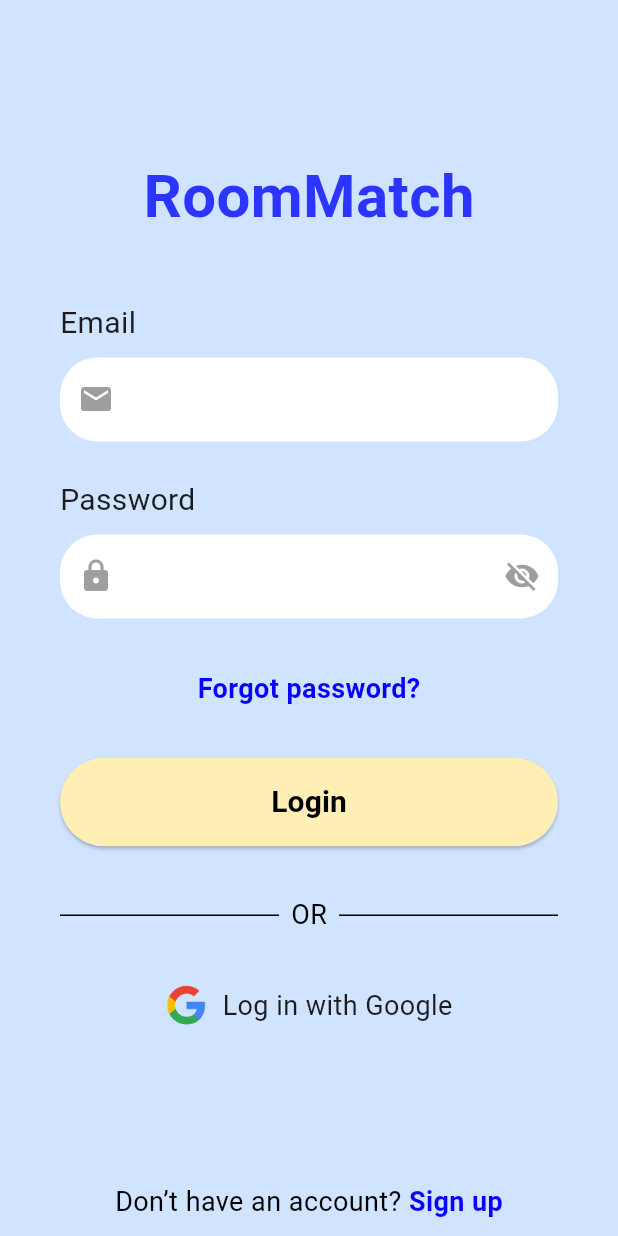
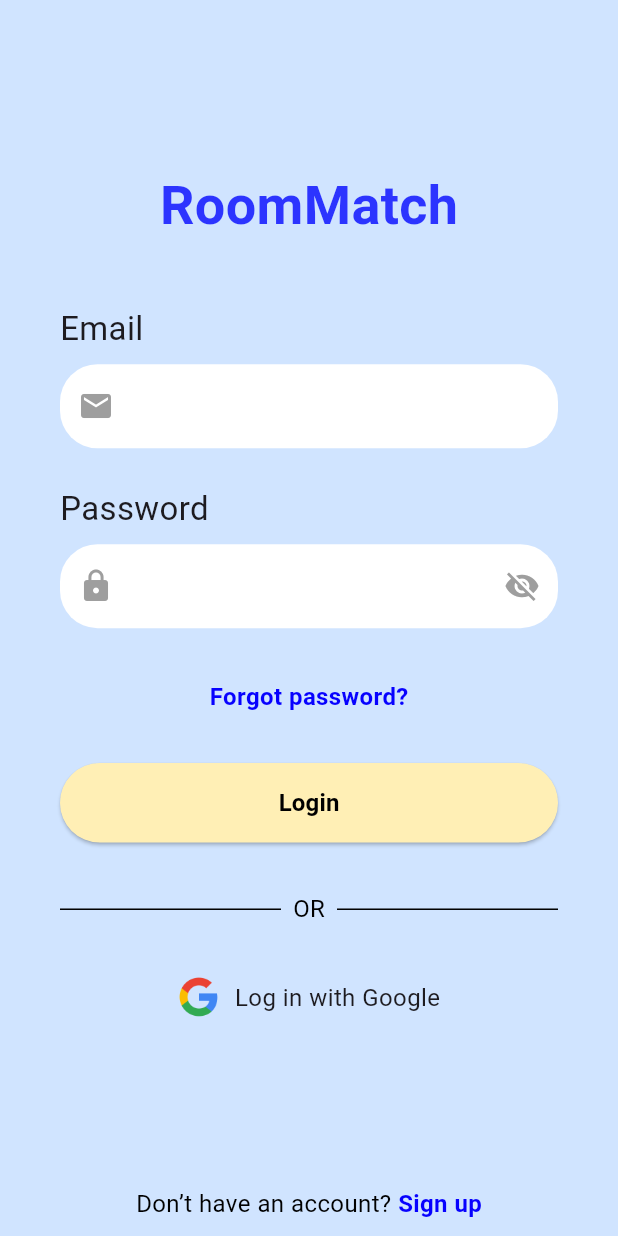
Before and after one commit to minimal2002/demo_project_1, a Flutter app: the Loginpage screen opened directly, on a phone screen of 412 x 824 dp. Run offline on Flutter 3.47's test engine with Material 3 defaults, Android fonts, the phone set to English and light mode, and no system bars; our stand-ins replace dropdown_button2, get, google_fonts.

Commit message:
font size

```diff
--- a/lib/Pages/loginPage.dart
+++ b/lib/Pages/loginPage.dart
@@ -27,21 +27,21 @@ class _LoginpageState extends State<Loginpage> {
                 child: Column(
                   crossAxisAlignment: CrossAxisAlignment.center,
                   children: [
-                    const Text(
+                     Text(
                       'RoomMatch',
                       style: TextStyle(
-                        fontSize: 40,
+                        fontSize: Get.textTheme.displaySmall?.fontSize,
                         fontWeight: FontWeight.bold,
-                        color: Color(0xff2C34FF),
+                        color: const Color(0xff2C34FF),
                       ),
                     ),
                     SizedBox(height: screenHeight * 0.05),
-                    const Align(
+                     Align(
                       alignment: Alignment.centerLeft,
                       child: Text(
                         'Email',
                         style: TextStyle(
-                          fontSize: 20,
+                          fontSize: Get.textTheme.titleLarge?.fontSize,
                         ),
                       ),
                     ),
@@ -61,11 +61,11 @@ class _LoginpageState extends State<Loginpage> {
                       ),
                     ),
                     SizedBox(height: screenHeight * 0.03),
-                    const Align(
+                     Align(
                       alignment: Alignment.centerLeft,
                       child: Text(
                         'Password',
-                        style: TextStyle(fontSize: 20),
+                        style: TextStyle(fontSize: Get.textTheme.titleLarge?.fontSize),
                       ),
                     ),
                     SizedBox(height: screenHeight * 0.01),
@@ -102,12 +102,12 @@ class _LoginpageState extends State<Loginpage> {
                         onTap: () {
                           // Navigate to forgot password page
                         },
-                        child: const Text(
+                        child: Text(
                           'Forgot password?',
                           style: TextStyle(
-                            color: Color(0xff0701FF),
+                            color: const Color(0xff0701FF),
                             fontWeight: FontWeight.bold,
-                            fontSize: 18,
+                            fontSize: Get.textTheme.titleMedium?.fontSize,
                           ),
                         ),
                       ),
@@ -124,13 +124,13 @@ class _LoginpageState extends State<Loginpage> {
                           borderRadius: BorderRadius.circular(30),
                         ),
                       ),
-                      child: const SizedBox(
+                      child: SizedBox(
                         width: double.infinity,
                         child: Center(
                           child: Text(
                             'Login',
                             style: TextStyle(
-                                fontSize: 20,
+                                fontSize: Get.textTheme.titleMedium?.fontSize,
                                 color: Colors.black,
                                 fontWeight: FontWeight.bold),
                           ),
@@ -138,21 +138,21 @@ class _LoginpageState extends State<Loginpage> {
                       ),
                     ),
                     SizedBox(height: screenHeight * 0.04),
-                    const Row(
+                    Row(
                       children: [
-                        Expanded(
+                        const Expanded(
                             child: Divider(
                           thickness: 1,
                           color: Colors.black,
                         )),
                         Padding(
-                          padding: EdgeInsets.symmetric(horizontal: 8.0),
+                          padding: const EdgeInsets.symmetric(horizontal: 8.0),
                           child: Text(
                             'OR',
-                            style: TextStyle(color: Colors.black, fontSize: 18),
+                            style: TextStyle(color: Colors.black, fontSize: Get.textTheme.bodyLarge?.fontSize),
                           ),
                         ),
-                        Expanded(
+                        const Expanded(
                             child: Divider(
                           thickness: 1,
                           color: Colors.black,
@@ -164,18 +164,18 @@ class _LoginpageState extends State<Loginpage> {
                       onTap: () {
                         log('Let go!! Google');
                       },
-                      child: const Row(
+                      child:  Row(
                         mainAxisSize: MainAxisSize.min,
                         children: [
-                          Image(
+                          const Image(
                             image: AssetImage('assets/images/Google_logo.png'),
                             width: 28,
                             height: 28,
                           ),
-                          SizedBox(width: 10),
+                          const SizedBox(width: 10),
                           Text(
                             'Log in with Google',
-                            style: TextStyle(fontSize: 18),
+                            style: TextStyle(fontSize: Get.textTheme.titleMedium?.fontSize),
                           ),
                         ],
                       ),
@@ -192,10 +192,10 @@ class _LoginpageState extends State<Loginpage> {
         child: Row(
           mainAxisAlignment: MainAxisAlignment.center,
           children: [
-            const Text(
+             Text(
               "Don’t have an account?",
               style: TextStyle(
-                fontSize: 18,
+                fontSize: Get.textTheme.titleMedium?.fontSize,
                 color: Colors.black,
               ),
             ),
@@ -204,11 +204,11 @@ class _LoginpageState extends State<Loginpage> {
                 Get.to(() => const UsertypePage());
                 log('Let go!! Sign up');
               },
-              child: const Text(
+              child: Text(
                 " Sign up",
                 style: TextStyle(
-                  fontSize: 18,
-                  color: Color(0xff0701FF),
+                  fontSize: Get.textTheme.titleMedium?.fontSize,
+                  color: const Color(0xff0701FF),
                   fontWeight: FontWeight.bold,
                 ),
               ),
--- a/lib/Pages/registerPage.dart
+++ b/lib/Pages/registerPage.dart
@@ -31,7 +31,7 @@ class _RegisterpageState extends State<Registerpage> {
                     style: TextStyle(
                       color: const Color(0xff2C34FF),
                       fontWeight: FontWeight.bold,
-                      fontSize: Get.textTheme.headlineLarge?.fontSize,
+                      fontSize: Get.textTheme.displaySmall?.fontSize,
                     ),
                   ),
                 ],
--- a/lib/Pages/user/favoritePage.dart
+++ b/lib/Pages/user/favoritePage.dart
@@ -1,4 +1,5 @@
 import 'package:flutter/material.dart';
+import 'package:get/get.dart';
 
 class Favoritepage extends StatefulWidget {
   const Favoritepage({super.key});
@@ -44,10 +45,10 @@ class _FavoritepageState extends State<Favoritepage> {
     return Scaffold(
       appBar: AppBar(
         automaticallyImplyLeading: false,
-        title: const Text(
+        title: Text(
           'RoomMatch',
           style: TextStyle(
-              color: Colors.white, fontWeight: FontWeight.bold, fontSize: 28),
+              color: Colors.white, fontWeight: FontWeight.bold, fontSize: Get.textTheme.headlineMedium?.fontSize),
         ),
         backgroundColor: const Color(0xff96B1E1),
         shape: const RoundedRectangleBorder(
--- a/lib/main.dart
+++ b/lib/main.dart
@@ -1,3 +1,4 @@
+import 'package:demo_project_1/Pages/dorm%20owner/homeOwner.dart';
 import 'package:demo_project_1/Pages/user/homePage.dart';
 import 'package:demo_project_1/Pages/user/main_drawer.dart';
 import 'package:demo_project_1/Pages/loginPage.dart';
@@ -21,7 +22,7 @@ class MyApp extends StatelessWidget {
     return GetMaterialApp(
       title: 'Flutter Demo',
       theme: ThemeData(textTheme: GoogleFonts.notoSansThaiTextTheme()),
-      home: Firstpage(),
+      home: Homeowner(),
     );
   }
 }
```
Also changed, not shown: lib/Pages/dorm owner/homeOwner.dart (added, +33 -0 lines), lib/Pages/user/homePage.dart (+13 -13 lines), lib/Pages/user/matchPage.dart (+8 -8 lines).
